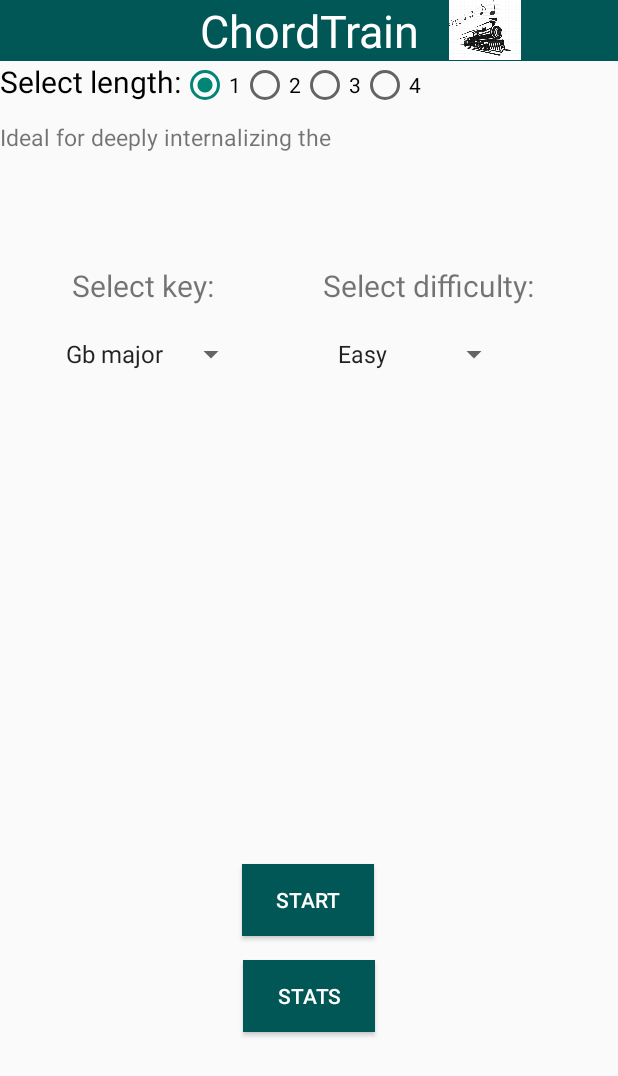
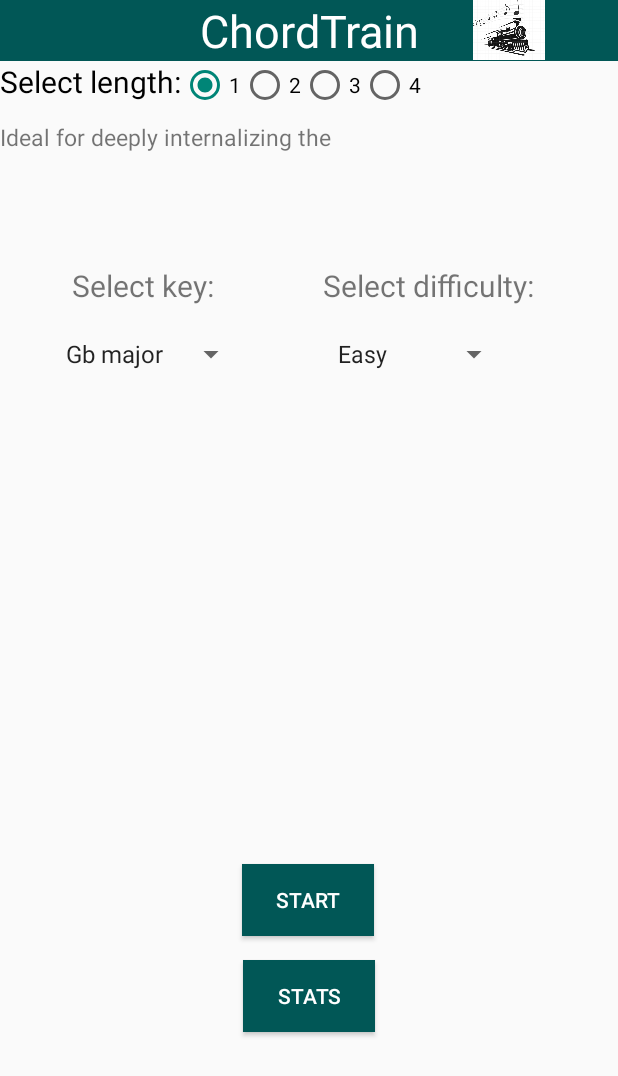
Before and after one commit to simontitk/chordtrain, an Android app: the screen it shows after launch (MainActivity), on a phone screen of 412 x 824 dp. Shown: the top 1076 px of the screen. Run offline under Robolectric (Android 15) with nearby library versions, the phone set to English and light mode, and no system bars; our stand-ins replace Room's generated code.

Commit message:
slight change

```diff
--- a/app/src/main/res/layout/fragment_main.xml
+++ b/app/src/main/res/layout/fragment_main.xml
@@ -147,7 +147,7 @@
         android:id="@+id/imageView"
         android:layout_width="81dp"
         android:layout_height="40dp"
-        android:layout_marginEnd="48dp"
+        android:layout_marginEnd="32dp"
         app:layout_constraintEnd_toEndOf="@+id/textView"
         app:layout_constraintTop_toTopOf="parent"
         app:srcCompat="@drawable/chordtrain_icon" />
--- a/app/src/main/res/layout/fragment_statistics.xml
+++ b/app/src/main/res/layout/fragment_statistics.xml
@@ -45,7 +45,7 @@
         android:id="@+id/imageView"
         android:layout_width="81dp"
         android:layout_height="40dp"
-        android:layout_marginEnd="48dp"
+        android:layout_marginEnd="32dp"
         app:layout_constraintEnd_toEndOf="@+id/textView"
         app:layout_constraintTop_toTopOf="parent"
         app:srcCompat="@drawable/chordtrain_icon" />
```
